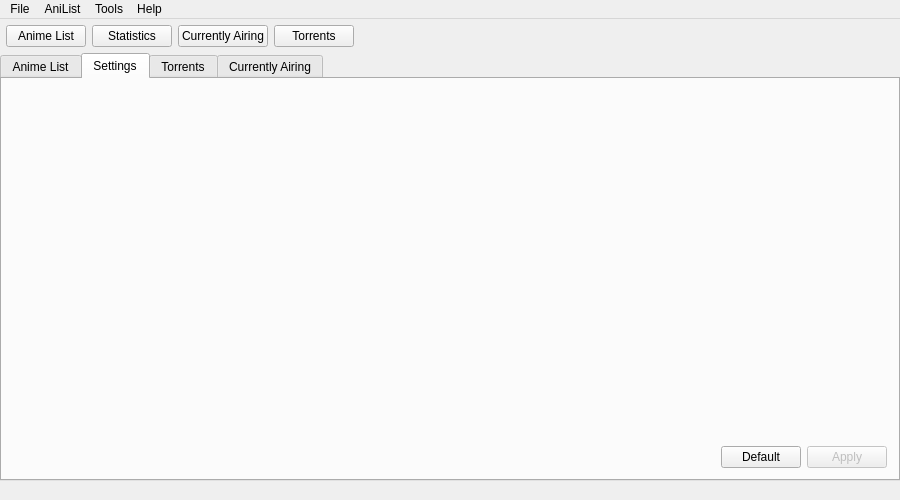
killmaster/Shinjiru, file src/gui/mainwindow.ui: the form before one commit.
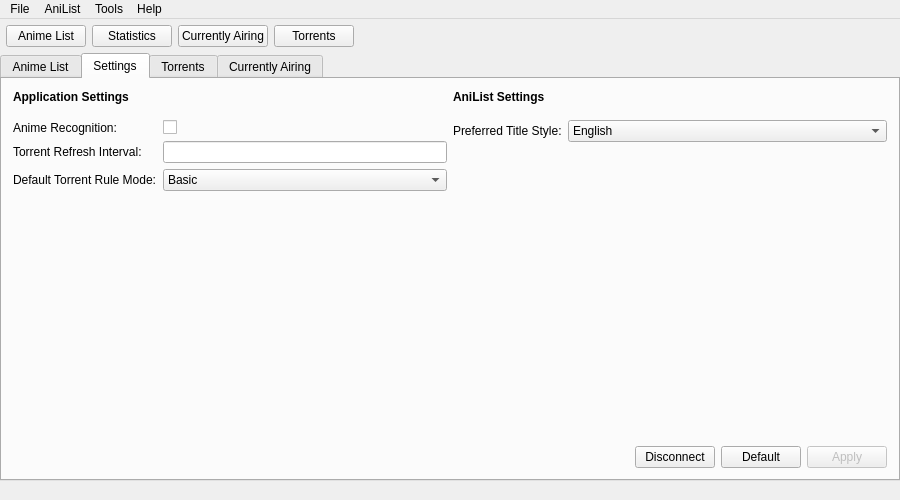
The form after the commit. The open tabs and pages were chosen to show the change.

Commit message: Implement some basic settings

```diff
--- a/src/gui/mainwindow.ui
+++ b/src/gui/mainwindow.ui
@@ -182,17 +182,74 @@
         <item>
          <layout class="QVBoxLayout" name="verticalLayout_10">
           <item>
-           <spacer name="horizontalSpacer_7">
-            <property name="orientation">
-             <enum>Qt::Horizontal</enum>
+           <widget class="QLabel" name="label">
+            <property name="font">
+             <font>
+              <weight>75</weight>
+              <bold>true</bold>
+             </font>
             </property>
-            <property name="sizeHint" stdset="0">
-             <size>
-              <width>40</width>
-              <height>20</height>
-             </size>
+            <property name="text">
+             <string>Application Settings</string>
             </property>
-           </spacer>
+           </widget>
+          </item>
+          <item>
+           <layout class="QFormLayout" name="formLayout">
+            <property name="fieldGrowthPolicy">
+             <enum>QFormLayout::AllNonFixedFieldsGrow</enum>
+            </property>
+            <property name="topMargin">
+             <number>10</number>
+            </property>
+            <item row="0" column="0">
+             <widget class="QLabel" name="autoRecognitionLabel">
+              <property name="toolTip">
+               <string>When enabled, Shinjiru will auto update episodes for anime you have watched after a certain period of time</string>
+              </property>
+              <property name="text">
+               <string>Anime Recognition:</string>
+              </property>
+             </widget>
+            </item>
+            <item row="0" column="1">
+             <widget class="QCheckBox" name="autoRecognitionCheckBox"/>
+            </item>
+            <item row="1" column="0">
+             <widget class="QLabel" name="torrentRefreshIntervalLabel">
+              <property name="toolTip">
+               <string>How often Shinjiru should check for new torrents, in seconds</string>
+              </property>
+              <property name="text">
+               <string>Torrent Refresh Interval:</string>
+              </property>
+             </widget>
+            </item>
+            <item row="1" column="1">
+             <widget class="QLineEdit" name="torrentRefreshIntervalLineEdit"/>
+            </item>
+            <item row="2" column="0">
+             <widget class="QLabel" name="defaultTorrentRuleModeLabel">
+              <property name="text">
+               <string>Default Torrent Rule Mode:</string>
+              </property>
+             </widget>
+            </item>
+            <item row="2" column="1">
+             <widget class="QComboBox" name="defaultTorrentRuleModeComboBox">
+              <item>
+               <property name="text">
+                <string>Basic</string>
+               </property>
+              </item>
+              <item>
+               <property name="text">
+                <string>Advanced</string>
+               </property>
+              </item>
+             </widget>
+            </item>
+           </layout>
           </item>
           <item>
            <spacer name="verticalSpacer_2">
@@ -207,10 +264,69 @@
             </property>
            </spacer>
           </item>
+          <item>
+           <spacer name="horizontalSpacer_7">
+            <property name="orientation">
+             <enum>Qt::Horizontal</enum>
+            </property>
+            <property name="sizeHint" stdset="0">
+             <size>
+              <width>40</width>
+              <height>20</height>
+             </size>
+            </property>
+           </spacer>
+          </item>
          </layout>
         </item>
         <item>
          <layout class="QVBoxLayout" name="verticalLayout_11">
+          <item>
+           <widget class="QLabel" name="label_2">
+            <property name="font">
+             <font>
+              <weight>75</weight>
+              <bold>true</bold>
+             </font>
+            </property>
+            <property name="text">
+             <string>AniList Settings</string>
+            </property>
+           </widget>
+          </item>
+          <item>
+           <layout class="QFormLayout" name="formLayout_2">
+            <property name="topMargin">
+             <number>10</number>
+            </property>
+            <item row="0" column="0">
+             <widget class="QLabel" name="preferredTitleStyleLabel">
+              <property name="text">
+               <string>Preferred Title Style:</string>
+              </property>
+             </widget>
+            </item>
+            <item row="0" column="1">
+             <widget class="QComboBox" name="preferredTitleStyleComboBox">
+              <item>
+               <property name="text">
+                <string>English</string>
+               </property>
+              </item>
+              <item>
+               <property name="text">
+                <string>Romaji</string>
+               </property>
+              </item>
+              <item>
+               <property name="text">
+                <string>Japanese</string>
+               </property>
+              </item>
+             </widget>
+            </item>
+           </layout>
+          </item>
           <item>
            <spacer name="verticalSpacer">
             <property name="orientation">
@@ -242,6 +358,13 @@
               </property>
              </spacer>
             </item>
+            <item>
+             <widget class="QPushButton" name="disconnectButton">
+              <property name="text">
+               <string>Disconnect</string>
+              </property>
+             </widget>
+            </item>
             <item>
              <widget class="QPushButton" name="defaultButton">
               <property name="text">
```
Left out of the diff: 15 changed lines with no effect on the pictures. The commit also changes 9 other files.
